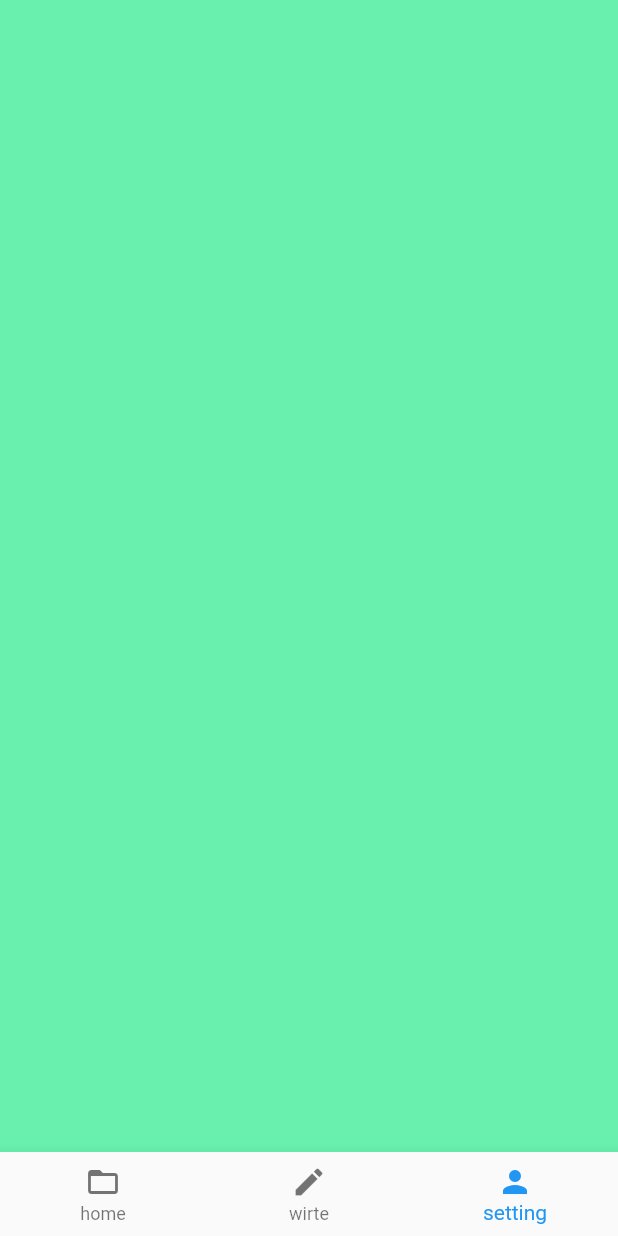
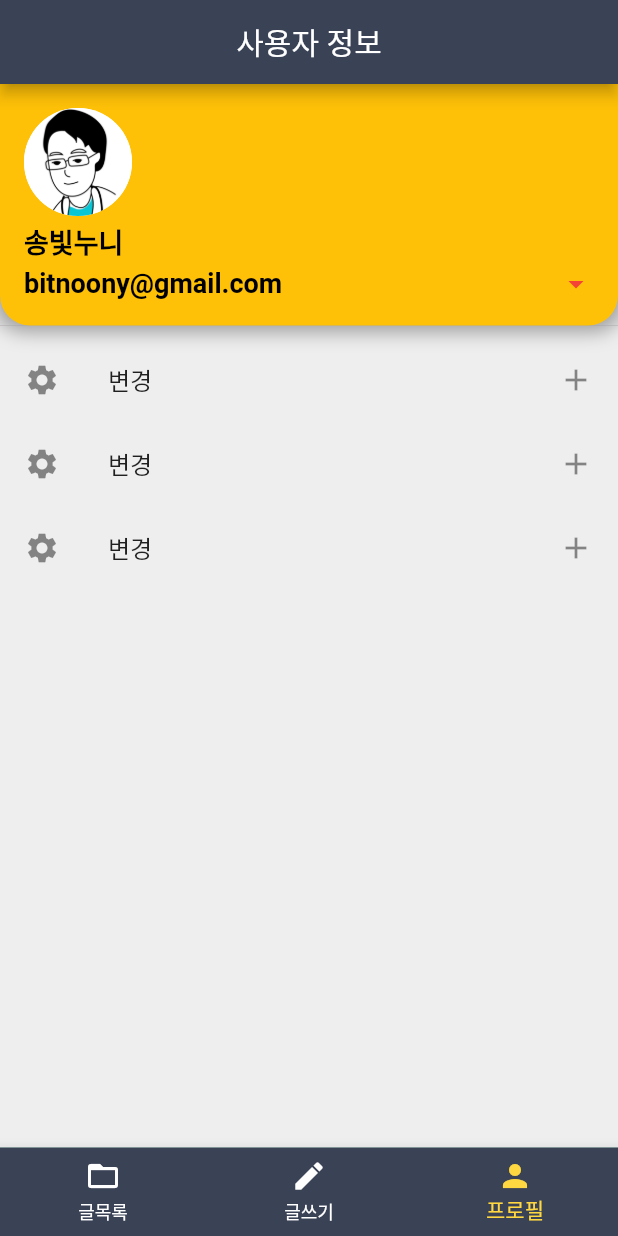
Before and after one commit to bitnoony/flutter_apptest, a Flutter app: the screen it shows after launch, swiped to page 3, on a phone screen of 412 x 824 dp. Run offline on Flutter 3.47's test engine with Material 2 defaults, Android fonts, the light colour scheme and no system bars; our stand-ins replace cloud_firestore, firebase_core, jiffy; accounts and stored records are empty.

Commit message:
bottomNavigationBar 완성
update 시간을 timestamp에서 datetime으로 바꾸고 싶은데,
어떻게 하나?

```diff
--- a/lib/main.dart
+++ b/lib/main.dart
@@ -1,8 +1,13 @@
 import 'package:cloud_firestore/cloud_firestore.dart';
+import 'package:flutter/cupertino.dart';
 import 'package:flutter/material.dart';
 import 'package:flutter_apptest/addpage.dart';
+import 'package:flutter_apptest/profile.dart';
 import 'package:flutter_apptest/viewpage.dart';
 import 'package:firebase_core/firebase_core.dart';
+import 'package:jiffy/jiffy.dart';
+import 'dart:ui';
+
 
 Future<void> main() async {
   WidgetsFlutterBinding.ensureInitialized();
@@ -18,10 +23,10 @@ class MyApp extends StatelessWidget {
     return MaterialApp(
       title: 'Flutter Demo',
       theme: ThemeData(
-        primarySwatch: Colors.blue,
+        primaryColor: Color.fromRGBO(58, 66, 86, 1.0),
         visualDensity: VisualDensity.adaptivePlatformDensity,
       ),
-      routes: {   //route별 명칭 지정후 사용하는 방법
+      routes: {
           '/' : (BuildContext context) => MyHomePage(),
           '/add' : (BuildContext context) => AddPage(),
 
@@ -31,7 +36,6 @@ class MyApp extends StatelessWidget {
   }
 }
 
-
 class MyHomePage extends StatefulWidget {
 
   @override
@@ -39,6 +43,7 @@ class MyHomePage extends StatefulWidget {
 }
 
 class _MyHomePageState extends State<MyHomePage> {
+  //var now = Jiffy().format("yyyy년 MM월 dd일");
 
   QuerySnapshot data;
   int _selectedIndex = 0;
@@ -51,11 +56,9 @@ class _MyHomePageState extends State<MyHomePage> {
     });
   }
 
-
   void initState() {
     // TODO: implement initState
     super.initState();
-
 
   }
 
@@ -64,7 +67,6 @@ class _MyHomePageState extends State<MyHomePage> {
     _pageController.dispose();
     super.dispose();
 
-    //   _todoController.dispose();
   }
 
   @override
@@ -92,7 +94,7 @@ class _MyHomePageState extends State<MyHomePage> {
             ),
             Container(
               color: Colors.greenAccent,
-
+              child: Profile(),
             ),
           ],
           onPageChanged: (index){
@@ -104,12 +106,15 @@ class _MyHomePageState extends State<MyHomePage> {
 
       bottomNavigationBar: BottomNavigationBar(
         type: BottomNavigationBarType.fixed,
+        backgroundColor: Color.fromRGBO(58, 66, 86, 1.0),
+        selectedItemColor: Colors.amberAccent,
+        unselectedItemColor: Colors.white,
         onTap: _onTap,
         currentIndex: _selectedIndex,
         items: <BottomNavigationBarItem>[
-          BottomNavigationBarItem(icon: Icon(Icons.folder_open),title: Text('home')),
-          BottomNavigationBarItem(icon: Icon(Icons.create),title: Text('wirte')),
-          BottomNavigationBarItem(icon: Icon(Icons.person),title: Text('setting')),
+          BottomNavigationBarItem(icon: Icon(Icons.folder_open),title: Text('글목록')),
+          BottomNavigationBarItem(icon: Icon(Icons.create ),title: Text('글쓰기')),
+          BottomNavigationBarItem(icon: Icon(Icons.person),title: Text('프로필', )),
 
         ],
       ),
@@ -132,26 +137,31 @@ class _MainPageState extends State<MainPage> {
   @override
   Widget build(BuildContext context) {
     return Scaffold(
+
+      backgroundColor: Colors.grey[200],
       appBar: AppBar(
-        title: Text("게시판 글목록"),
-
+        title: Text("게시판 글 목록"),
+        centerTitle: true,
       ),
       body: FutureBuilder<QuerySnapshot>(
-          future: FirebaseFirestore.instance.collection("board").get(),
+          future: FirebaseFirestore.instance.collection("board").orderBy('time', descending: true).get(),
           builder: (context, snapshot){
             if(snapshot.hasData){
               return ListView(
-                children: snapshot.data.docs.map((e) => ListTile(
-                  leading: Icon(Icons.library_books),
+                children: snapshot.data.docs.map((e) => Card(
+                  child: ListTile(
                     onTap: (){
                       Navigator.push(context,
                           MaterialPageRoute(     // documentData.data["title"]
-                            builder: (context)=> ViewPage(e.data()["title"],e.data()["content"],e.reference)
+                              builder: (context)=> ViewPage(e.data()["title"],e.data()["content"],e.reference,e.data()["name"],e.data()["date"],e.data()["timeUpdate"])
                           )
                       );
                     },
+                    leading: Text(e.data()["date"]),
                     title: Text(e.data()["title"] ?? ""), //subtitle: Text(e.data()["content"] ?? ""),
-                  trailing: Icon(Icons.arrow_forward),
+                    trailing: Text(e.data()["name"]),//Icon(Icons.arrow_forward),
+                    dense: true,
+                  ),
                 )).toList(),
               );
             }else{
--- /dev/null
+++ b/lib/profile.dart
@@ -0,0 +1,71 @@
+import 'package:flutter/material.dart';
+
+class Profile extends StatefulWidget {
+  @override
+  _ProfileState createState() => _ProfileState();
+}
+
+class _ProfileState extends State<Profile> {
+  @override
+  Widget build(BuildContext context) {
+    return Scaffold(
+      backgroundColor: Colors.grey[200],
+      appBar: AppBar(
+        title: Text("사용자 정보"),
+        centerTitle: true,
+      ),
+      body: ListView(
+        children: [
+          UserAccountsDrawerHeader(
+            currentAccountPicture: CircleAvatar(
+              backgroundImage: AssetImage('assets/noony_profile.png'),
+              backgroundColor: Colors.white,
+            ),
+            accountName: Text('송빛누니', style: TextStyle(color: Colors.black, fontWeight: FontWeight.bold, fontSize:18),),
+            accountEmail: Text('bitnoony@gmail.com', style: TextStyle(color: Colors.black, fontWeight: FontWeight.bold, fontSize: 18),),
+            onDetailsPressed: () {
+              print('setting clicked');
+            },
+            arrowColor: Colors.red,
+            decoration: BoxDecoration(
+              color: Colors.amber,
+              borderRadius: BorderRadius.only(
+                bottomLeft: Radius.circular(20.0),
+                bottomRight: Radius.circular(20.0),
+              ),
+              boxShadow: [BoxShadow(
+                color: Colors.grey,
+                blurRadius: 10.0,
+                spreadRadius: 4.0,
+              )],
+            ),
+          ),
+          ListTile(
+            leading: Icon(Icons.settings),
+            title: Text('변경'),
+            onTap: (){
+
+            },
+            trailing: Icon(Icons.add),
+          ),
+          ListTile(
+            leading: Icon(Icons.settings),
+            title: Text('변경'),
+            onTap: (){
+
+            },
+            trailing: Icon(Icons.add),
+          ),
+          ListTile(
+            leading: Icon(Icons.settings),
+            title: Text('변경'),
+            onTap: (){
+
+            },
+            trailing: Icon(Icons.add),
+          ),
+        ],
+      ),
+    );
+  }
+}
--- a/pubspec.yaml
+++ b/pubspec.yaml
@@ -31,6 +31,7 @@ dependencies:
   firebase_core:
   cloud_firestore:
   firebase: ^7.3.0
+  jiffy: ^3.0.1
 
 
 dev_dependencies:
@@ -49,8 +50,8 @@ flutter:
   uses-material-design: true
 
   # To add assets to your application, add an assets section, like this:
-  # assets:
-  #   - images/a_dot_burr.jpeg
+  assets:
+     - assets/noony_profile.png
   #   - images/a_dot_ham.jpeg
 
   # An image asset can refer to one or more resolution-specific "variants", see
```
Also changed, not shown: lib/addpage.dart (+28 -9 lines), lib/viewpage.dart (+27 -6 lines), assets/noony_profile.png (added), pubspec.lock. Lines whose indentation alone changed are shown as unchanged.
